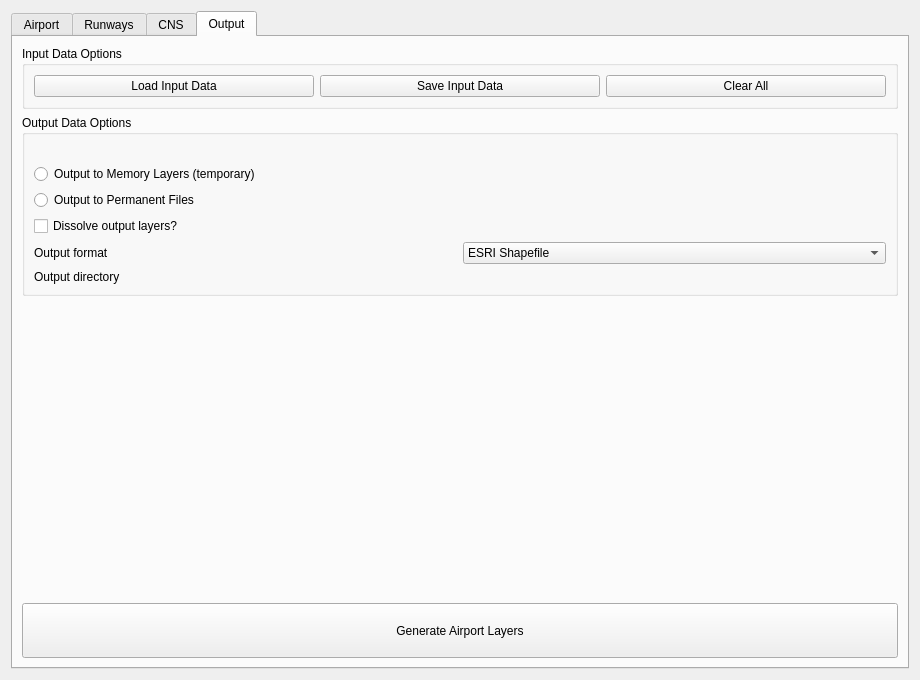
Above: safeguarding_builder_dialog_base.ui from camtodd1/prj-lucid before the change. Below: the same form after it.
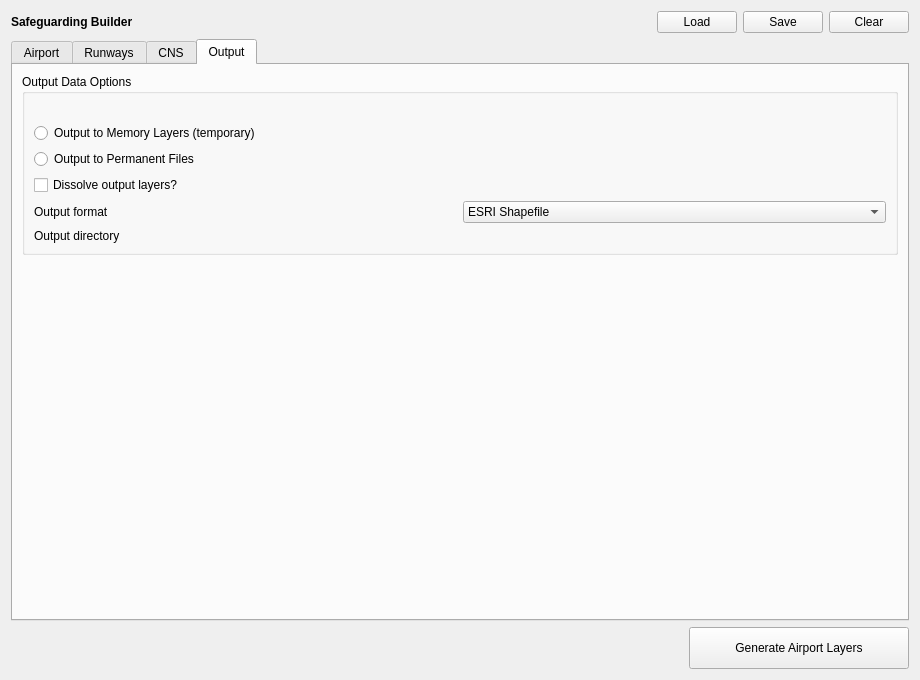
That is the form after the change. The open tabs and pages were chosen to show the change. Custom widgets are drawn as their Qt base class.

Commit message: Dialog enhancements

```diff
--- a/safeguarding_builder_dialog_base.ui
+++ b/safeguarding_builder_dialog_base.ui
@@ -20,6 +20,57 @@
    <string>AeroSense - Airport Safeguarding Analysis Tool</string>
   </property>
   <layout class="QVBoxLayout" name="verticalLayout">
+   <item>
+    <layout class="QHBoxLayout" name="horizontalLayout_dialogHeader">
+     <item>
+      <widget class="QLabel" name="label_dialog_heading">
+       <property name="font">
+        <font>
+         <weight>75</weight>
+         <bold>true</bold>
+        </font>
+       </property>
+       <property name="text">
+        <string>Safeguarding Builder</string>
+       </property>
+      </widget>
+     </item>
+     <item>
+      <spacer name="horizontalSpacer_dialogHeader">
+       <property name="orientation">
+        <enum>Qt::Horizontal</enum>
+       </property>
+       <property name="sizeHint" stdset="0">
+        <size>
+         <width>40</width>
+         <height>20</height>
+        </size>
+       </property>
+      </spacer>
+     </item>
+     <item>
+      <widget class="QPushButton" name="pushButton_load_data">
+       <property name="text">
+        <string>Load</string>
+       </property>
+      </widget>
+     </item>
+     <item>
+      <widget class="QPushButton" name="pushButton_save_data">
+       <property name="text">
+        <string>Save</string>
+       </property>
+      </widget>
+     </item>
+     <item>
+      <widget class="QPushButton" name="pushButton_clear_all">
+       <property name="text">
+        <string>Clear</string>
+       </property>
+      </widget>
+     </item>
+    </layout>
+   </item>
    <item>
     <widget class="QTabWidget" name="tabWidget_workflow">
      <property name="currentIndex">
@@ -305,40 +356,6 @@
        <string>Output</string>
       </attribute>
       <layout class="QVBoxLayout" name="verticalLayout_outputTab">
-       <item>
-        <layout class="QHBoxLayout" name="horizontalLayout_inputDataActions">
-         <item>
-          <widget class="QGroupBox" name="groupBox_inputOptions">
-           <property name="title">
-            <string>Input Data Options</string>
-           </property>
-           <layout class="QHBoxLayout" name="horizontalLayout_inputButtons">
-            <item>
-             <widget class="QPushButton" name="pushButton_load_data">
-              <property name="text">
-               <string>Load Input Data</string>
-              </property>
-             </widget>
-            </item>
-            <item>
-             <widget class="QPushButton" name="pushButton_save_data">
-              <property name="text">
-               <string>Save Input Data</string>
-              </property>
-             </widget>
-            </item>
-            <item>
-             <widget class="QPushButton" name="pushButton_clear_all">
-              <property name="text">
-               <string>Clear All</string>
-              </property>
-             </widget>
-            </item>
-           </layout>
-          </widget>
-         </item>
-        </layout>
-       </item>
        <item>
         <widget class="QGroupBox" name="groupBox_outputOptions">
          <property name="title">
@@ -429,23 +446,47 @@
          </property>
         </spacer>
        </item>
-       <item>
-        <widget class="QPushButton" name="pushButton_Generate">
-         <property name="minimumSize">
-          <size>
-           <width>0</width>
-           <height>55</height>
-          </size>
-         </property>
-         <property name="text">
-          <string>Generate Airport Layers</string>
-         </property>
-        </widget>
-       </item>
       </layout>
      </widget>
     </widget>
    </item>
+   <item>
+    <layout class="QHBoxLayout" name="horizontalLayout_dialogFooter">
+     <item>
+      <widget class="QLabel" name="label_footer_status">
+       <property name="text">
+        <string/>
+       </property>
+      </widget>
+     </item>
+     <item>
+      <spacer name="horizontalSpacer_dialogFooter">
+       <property name="orientation">
+        <enum>Qt::Horizontal</enum>
+       </property>
+       <property name="sizeHint" stdset="0">
+        <size>
+         <width>40</width>
+         <height>20</height>
+        </size>
+       </property>
+      </spacer>
+     </item>
+     <item>
+      <widget class="QPushButton" name="pushButton_Generate">
+       <property name="minimumSize">
+        <size>
+         <width>220</width>
+         <height>42</height>
+        </size>
+       </property>
+       <property name="text">
+        <string>Generate Airport Layers</string>
+       </property>
+      </widget>
+     </item>
+    </layout>
+   </item>
   </layout>
  </widget>
  <customwidgets>
```
Left out of the diff: 40 changed lines with no effect on the pictures. The commit also changes 4 other files.
